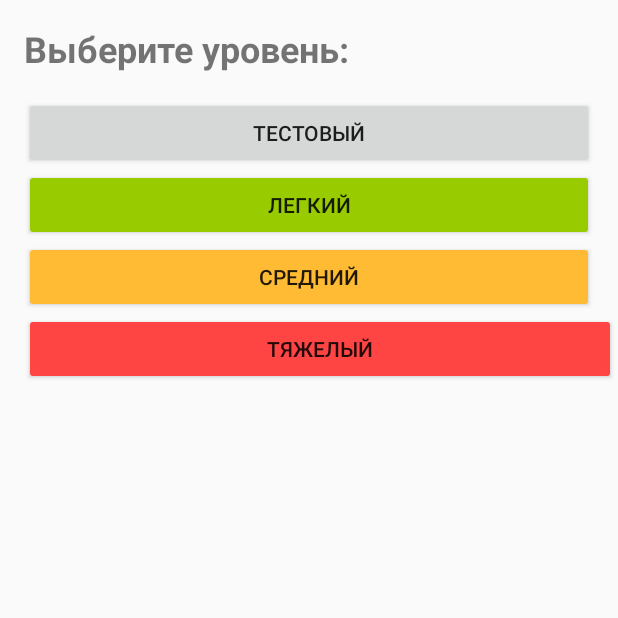
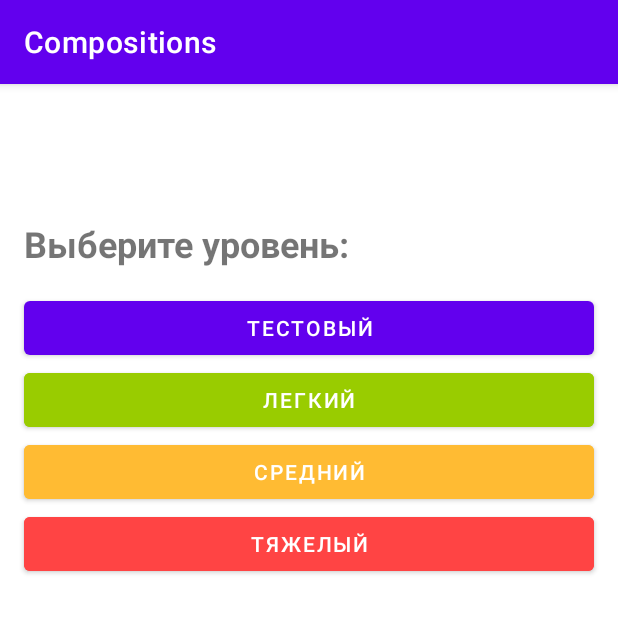
Before and after one commit to Shpzdsh/Compositions, an Android app built with Jetpack Compose: the fragment ChooseLevelFragment shown on its own in the app's theme, after a tap on "ТЕСТОВЫЙ", on a phone screen of 412 x 824 dp, the top half of it. Run offline under Robolectric (Android 15) with nearby library versions, the phone set to English and light mode, and no system bars.

Commit message:
commit before add FragmentManager navigation

```diff
--- a/app/build.gradle.kts
+++ b/app/build.gradle.kts
@@ -52,6 +52,9 @@ dependencies {
     implementation(libs.androidx.material3)
     implementation(libs.androidx.appcompat)
     implementation(libs.androidx.constraintlayout)
+
+    implementation(libs.androidx.material)
+
     testImplementation(libs.junit)
     androidTestImplementation(libs.androidx.junit)
     androidTestImplementation(libs.androidx.espresso.core)
--- a/app/src/main/java/com/shpzdsh/compositions/domain/entity/GameResult.kt
+++ b/app/src/main/java/com/shpzdsh/compositions/domain/entity/GameResult.kt
@@ -1,8 +1,11 @@
 package com.shpzdsh.compositions.domain.entity
+
+import java.io.Serializable
+
 
 data class GameResult(
     val winner: Boolean,
     val countOfRightAnswer: Int,
     val countOfQuestions: Int,
     val gameSettings: GameSettings,
-)
+) : Serializable
--- a/app/src/main/java/com/shpzdsh/compositions/domain/entity/GameSettings.kt
+++ b/app/src/main/java/com/shpzdsh/compositions/domain/entity/GameSettings.kt
@@ -1,8 +1,10 @@
 package com.shpzdsh.compositions.domain.entity
+
+import java.io.Serializable
 
 data class GameSettings(
     val maxSumValue: Int,
     val minCountOfRightAnswers: Int,
     val minPercentOfRightAnswer: Int,
     val gameTimeInSeconds: Int,
-)
+) : Serializable
--- a/app/src/main/res/layout/activity_main.xml
+++ b/app/src/main/res/layout/activity_main.xml
@@ -5,6 +5,7 @@
     android:orientation="vertical"
     android:layout_width="match_parent"
     android:layout_height="match_parent"
+    android:name="com.shpzdsh.compositions.presentation.WelcomeFragment"
     tools:context=".presentation.MainActivity">
 
 </androidx.fragment.app.FragmentContainerView>
--- a/app/src/main/res/layout/fragment_choose_level.xml
+++ b/app/src/main/res/layout/fragment_choose_level.xml
@@ -10,7 +10,10 @@
         android:id="@+id/tv_title"
         android:layout_width="match_parent"
         android:layout_height="wrap_content"
-        android:layout_margin="16dp"
+        android:layout_marginTop="90dp"
+        android:layout_marginBottom="16dp"
+        android:layout_marginStart="16dp"
+        android:layout_marginEnd="16dp"
         android:text="@string/choose_level_title"
         android:textSize="24sp"
         android:textStyle="bold" />
@@ -46,7 +49,7 @@
         android:layout_width="match_parent"
         android:layout_height="wrap_content"
         android:layout_marginStart="16dp"
-        android:layout_marginEnd="1dp"
+        android:layout_marginEnd="16dp"
         android:backgroundTint="@android:color/holo_red_light"
         android:text="@string/hard_level"/>
 
--- a/app/src/main/res/layout/fragment_welcome.xml
+++ b/app/src/main/res/layout/fragment_welcome.xml
@@ -16,8 +16,8 @@
             android:id="@+id/ic_logo"
             android:layout_width="wrap_content"
             android:layout_height="150dp"
-            android:layout_gravity="center"
-            android:layout_margin="32dp"
+            android:layout_gravity="center_horizontal"
+            android:layout_margin="90dp"
             android:contentDescription="@string/welcome_logo"
             android:src="@drawable/ic_brain"
             app:layout_constraintEnd_toEndOf="parent"
--- a/app/src/main/res/values/themes.xml
+++ b/app/src/main/res/values/themes.xml
@@ -1,5 +1,15 @@
 <?xml version="1.0" encoding="utf-8"?>
-<resources>
+<resources xmlns:tools="http://schemas.android.com/tools">
 
-    <style name="Theme.Compositions" parent="android:Theme.Material.Light.NoActionBar" />
+    <style name="Theme.Composition" parent="Theme.MaterialComponents.DayNight.DarkActionBar">
+        <item name="colorPrimary">@color/purple_500</item>
+        <item name="colorPrimaryVariant">@color/purple_700</item>
+        <item name="colorOnPrimary">@color/white</item>
+        <!-- Secondary brand color. -->
+        <item name="colorSecondary">@color/teal_200</item>
+        <item name="colorSecondaryVariant">@color/teal_700</item>
+        <item name="colorOnSecondary">@color/black</item>
+        <!-- Status bar color. -->
+        <item name="android:statusBarColor" tools:targetApi="l">?attr/colorPrimaryVariant</item>
+    </style>
 </resources>
--- a/gradle/libs.versions.toml
+++ b/gradle/libs.versions.toml
@@ -10,6 +10,7 @@ activityCompose = "1.10.1"
 composeBom = "2024.09.00"
 appcompat = "1.7.1"
 constraintlayout = "2.2.1"
+material = "1.11.0"
 
 [libraries]
 androidx-core-ktx = { group = "androidx.core", name = "core-ktx", version.ref = "coreKtx" }
@@ -29,6 +30,8 @@ androidx-material3 = { group = "androidx.compose.material3", name = "material3"
 androidx-appcompat = { group = "androidx.appcompat", name = "appcompat", version.ref = "appcompat" }
 androidx-constraintlayout = { group = "androidx.constraintlayout", name = "constraintlayout", version.ref = "constraintlayout" }
 
+androidx-material = {group = "com.google.android.material", name = "material", version.ref = "material"}
+
 [plugins]
 android-application = { id = "com.android.application", version.ref = "agp" }
 kotlin-android = { id = "org.jetbrains.kotlin.android", version.ref = "kotlin" }
```
Also changed, not shown: app/src/main/AndroidManifest.xml (+3 -8 lines).
